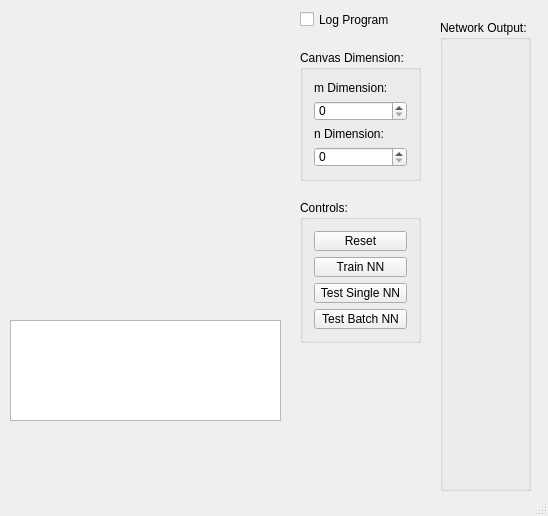
Qt form Milestone4_GUI/mainwindow.ui (0xanselm-priv/prg2-pr_milestone4) before a commit.
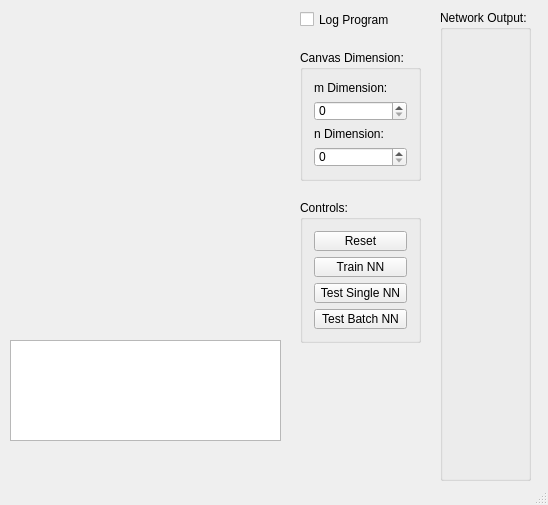
The same form after that commit.

The edit to the form file:
```diff
--- a/Milestone4_GUI/mainwindow.ui
+++ b/Milestone4_GUI/mainwindow.ui
@@ -7,7 +7,7 @@
     <x>0</x>
     <y>0</y>
     <width>548</width>
-    <height>516</height>
+    <height>505</height>
    </rect>
   </property>
   <property name="windowTitle">
@@ -34,7 +34,7 @@
     <property name="geometry">
      <rect>
       <x>10</x>
-      <y>320</y>
+      <y>340</y>
       <width>271</width>
       <height>101</height>
      </rect>
@@ -92,7 +92,7 @@
     <property name="geometry">
      <rect>
       <x>440</x>
-      <y>20</y>
+      <y>10</y>
       <width>91</width>
       <height>471</height>
      </rect>
```
